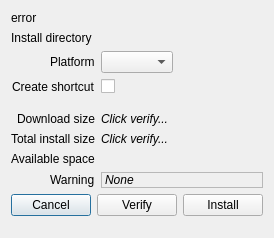
This is rare/ui/components/dialogs/install_dialog.ui in RareDevs/Rare as Qt 5 draws it before an edit. The edited form follows.
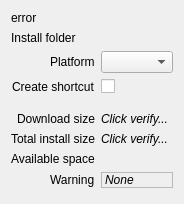
This is the edited form.

Commit message: InstallDialog: Use ActionDialog base class

What changed in the file:
```diff
--- a/rare/ui/components/dialogs/install_dialog.ui
+++ b/rare/ui/components/dialogs/install_dialog.ui
@@ -1,13 +1,13 @@
 <?xml version="1.0" encoding="UTF-8"?>
 <ui version="4.0">
  <class>InstallDialog</class>
- <widget class="QDialog" name="InstallDialog">
+ <widget class="QWidget" name="InstallDialog">
   <property name="geometry">
    <rect>
     <x>0</x>
     <y>0</y>
-    <width>272</width>
-    <height>238</height>
+    <width>179</width>
+    <height>204</height>
    </rect>
   </property>
   <property name="windowTitle">
@@ -27,7 +27,7 @@
    <item row="1" column="0">
     <widget class="QLabel" name="install_dir_label">
      <property name="text">
-      <string>Install directory</string>
+      <string>Install folder</string>
      </property>
     </widget>
    </item>
@@ -112,6 +112,26 @@
      </property>
     </widget>
    </item>
+   <item row="8" column="0">
+    <widget class="QLabel" name="avail_space_label">
+     <property name="text">
+      <string>Available space</string>
+     </property>
+    </widget>
+   </item>
+   <item row="8" column="1">
+    <widget class="QLabel" name="avail_space">
+     <property name="font">
+      <font>
+       <weight>75</weight>
+       <bold>true</bold>
+      </font>
+     </property>
+     <property name="text">
+      <string/>
+     </property>
+    </widget>
+   </item>
    <item row="9" column="0">
     <widget class="QLabel" name="warning_label">
      <property name="text">
@@ -143,64 +163,6 @@
      </property>
     </widget>
    </item>
-   <item row="10" column="0" colspan="2">
-    <layout class="QHBoxLayout" name="button_layout">
-     <item>
-      <spacer name="button_hspacer">
-       <property name="orientation">
-        <enum>Qt::Horizontal</enum>
-       </property>
-       <property name="sizeHint" stdset="0">
-        <size>
-         <width>40</width>
-         <height>20</height>
-        </size>
-       </property>
-      </spacer>
-     </item>
-     <item>
-      <widget class="QPushButton" name="cancel_button">
-       <property name="text">
-        <string>Cancel</string>
-       </property>
-      </widget>
-     </item>
-     <item>
-      <widget class="QPushButton" name="verify_button">
-       <property name="text">
-        <string>Verify</string>
-       </property>
-      </widget>
-     </item>
-     <item>
-      <widget class="QPushButton" name="install_button">
-       <property name="text">
-        <string>Install</string>
-       </property>
-      </widget>
-     </item>
-    </layout>
-   </item>
-   <item row="8" column="0">
-    <widget class="QLabel" name="avail_space_lbl">
-     <property name="text">
-      <string>Available space</string>
-     </property>
-    </widget>
-   </item>
-   <item row="8" column="1">
-    <widget class="QLabel" name="avail_space">
-     <property name="font">
-      <font>
-       <weight>75</weight>
-       <bold>true</bold>
-      </font>
-     </property>
-     <property name="text">
-      <string/>
-     </property>
-    </widget>
-   </item>
   </layout>
  </widget>
  <resources/>
```
Left out of the diff: 2 changed lines with no effect on the pictures. The commit also changes 2 other files.
